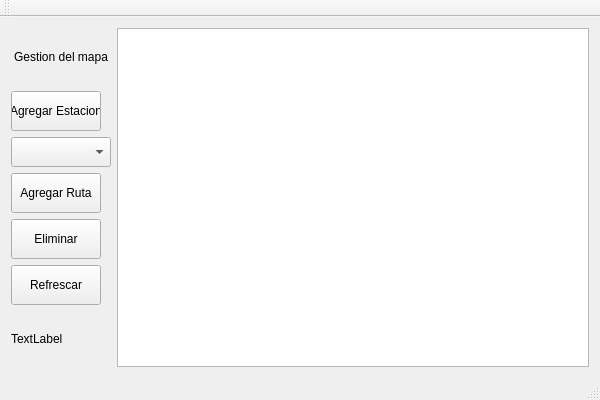
Before: the Qt Designer form Rutas/main/MapView.ui in AndresMora04/Rutas, drawn with Qt 5.
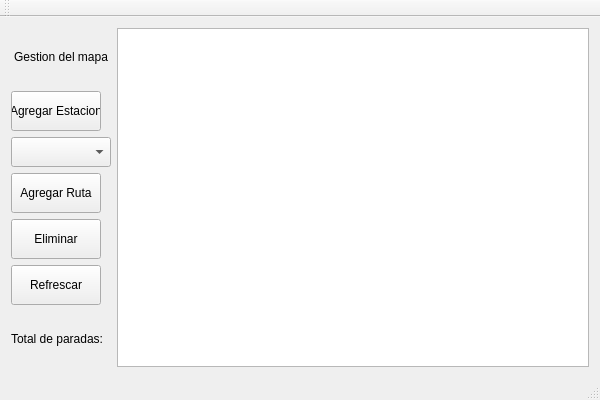
After: the same form once the commit is applied.

Diff of the .ui file:
```diff
--- a/Rutas/main/MapView.ui
+++ b/Rutas/main/MapView.ui
@@ -110,7 +110,7 @@
       <item>
        <widget class="QLabel" name="lblStationsCount">
         <property name="text">
-         <string>TextLabel</string>
+         <string>Total de paradas:</string>
         </property>
        </widget>
       </item>
```
